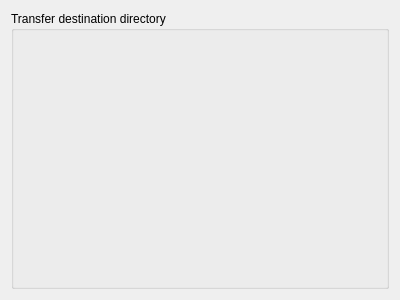
Qt form src/kcmodule/transfer.ui (KDE/bluedevil) before a commit.
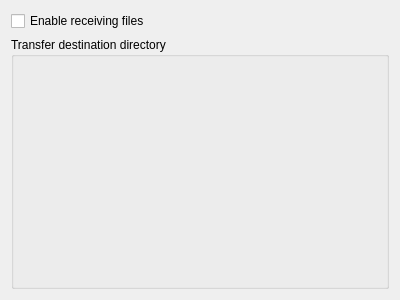
The same form after that commit. Custom widgets are drawn as their Qt base class.

Commit message: Added "Enable/Disable" file receive checkbox

```diff
--- a/src/kcmodule/transfer.ui
+++ b/src/kcmodule/transfer.ui
@@ -14,6 +14,13 @@
    <string>Form</string>
   </property>
   <layout class="QVBoxLayout" name="verticalLayout_2">
+   <item>
+    <widget class="QCheckBox" name="kcfg_toggleReceive">
+     <property name="text">
+      <string>Enable receiving files</string>
+     </property>
+    </widget>
+   </item>
    <item>
     <widget class="QGroupBox" name="groupBox">
      <property name="sizePolicy">
```
